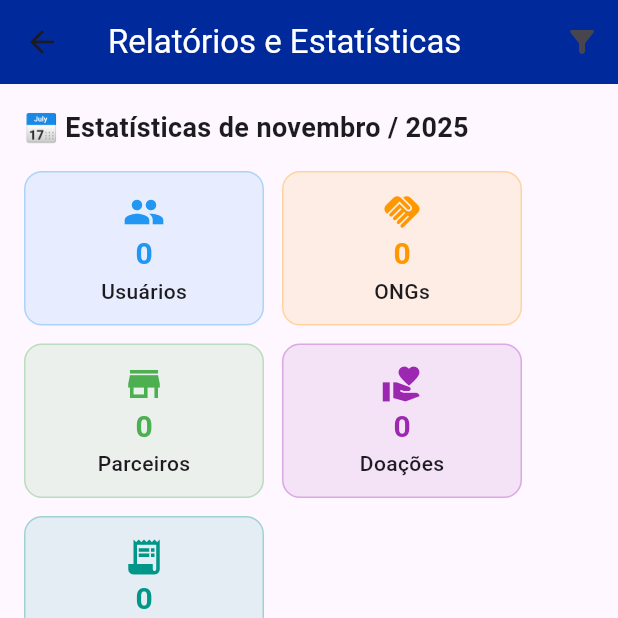
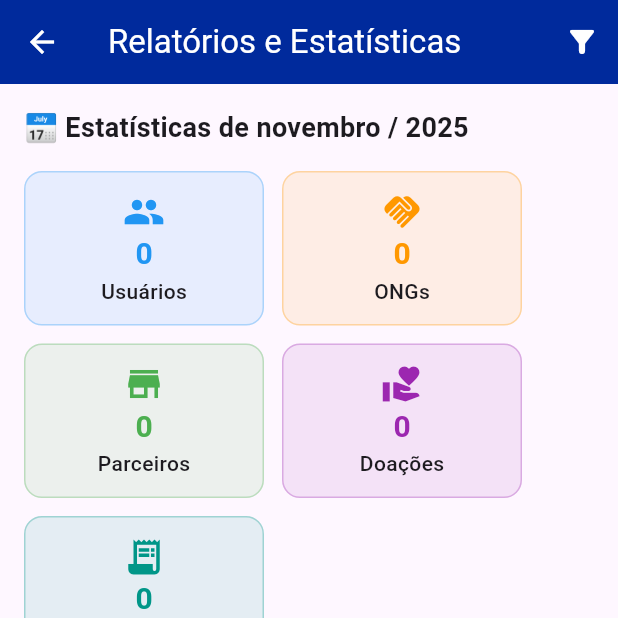
Before and after one commit to andreghenssler2/shareFood, a Flutter app: the AdminReportsPage screen opened directly, on a phone screen of 412 x 824 dp, the top half of it. Run offline on Flutter 3.47's test engine with Material 3 defaults, Android fonts, the phone set to English and light mode, and no system bars; our stand-ins replace cloud_firestore, firebase_auth, firebase_core, font_awesome_flutter, mask_text_input_formatter, syncfusion_flutter_charts; accounts and stored records are empty.

Commit message:
Atualiza - Botoes e Cores

```diff
--- a/lib/features/admin/admin_reports_page.dart
+++ b/lib/features/admin/admin_reports_page.dart
@@ -204,9 +204,12 @@ class _AdminReportsPageState extends State<AdminReportsPage> {
       appBar: AppBar(
         title: const Text('Relatórios e Estatísticas',style: TextStyle(color: Colors.white),),
         backgroundColor: const Color.fromARGB(255, 0, 42, 156),
+        iconTheme: const IconThemeData(
+          color: Colors.white,
+        ),
         actions: [
           IconButton(
-            icon: const Icon(Icons.filter_alt_rounded),
+            icon: const Icon(Icons.filter_alt_rounded,color: Colors.white),
             tooltip: 'Filtrar por mês/ano',
             onPressed: _showFilterBottomSheet,
           ),
--- a/lib/features/admin/admin_users_page.dart
+++ b/lib/features/admin/admin_users_page.dart
@@ -382,14 +382,14 @@ class _AdminUsersPageState extends State<AdminUsersPage> {
             content: Text(message),
             actions: [
               TextButton(
-                child: const Text('Cancelar'),
+                child: const Text('Confirmar', style: TextStyle(color: Colors.white, ),),
                 onPressed: () => Navigator.pop(ctx, false),
               ),
               ElevatedButton(
                 style: ElevatedButton.styleFrom(
                   backgroundColor: danger ? Colors.red : Colors.blue,
                 ),
-                child: const Text('Confirmar'),
+                child: const Text('Confirmar', style: TextStyle(color: Colors.white, ),),
                 onPressed: () => Navigator.pop(ctx, true),
               ),
             ],
```
Also changed, not shown: lib/features/admin/admin_doacoes_pedidos_page.dart (+6 -3 lines), lib/features/admin/admin_ongs_page.dart (+5 -2 lines), lib/features/admin/admin_parceiros_page.dart (+5 -2 lines).
